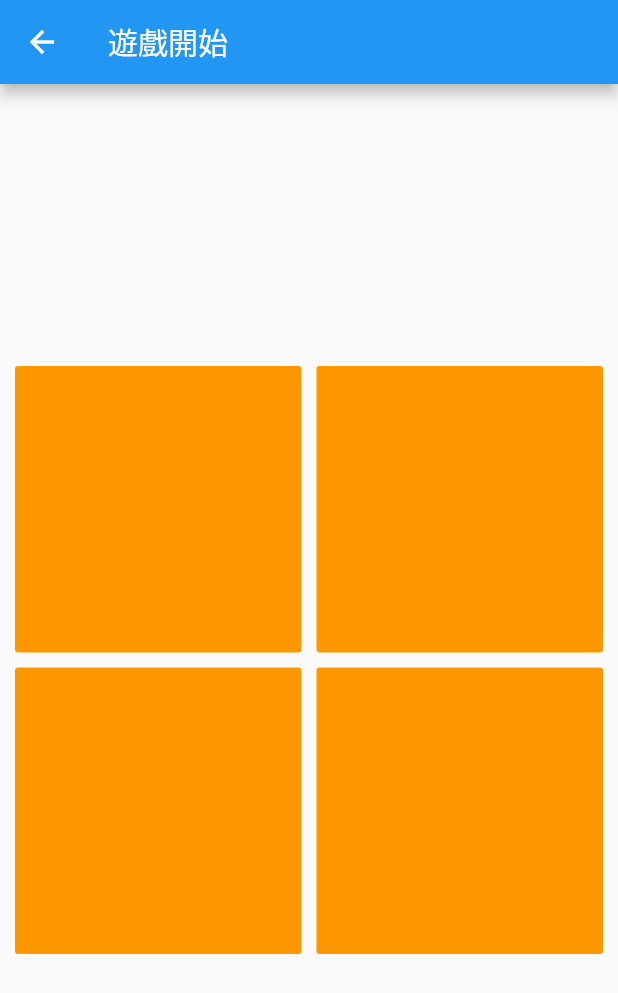
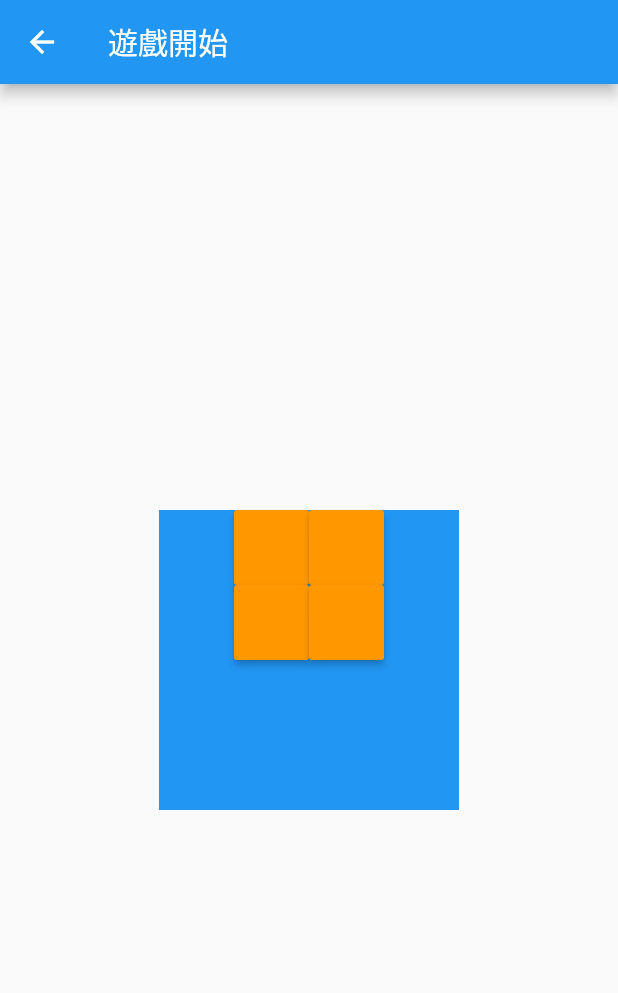
Before and after one commit to wu-yi-ting/ColorGame, a Flutter app: the GamePage screen opened by its route, on a phone screen of 412 x 824 dp. Shown: the top 993 px of the screen. Run offline on Flutter 3.47's test engine with Material 2 defaults, Android fonts, the phone set to English and light mode, and no system bars.

Commit message:
動態添加陣列

```diff
--- a/lib/game.dart
+++ b/lib/game.dart
@@ -1,4 +1,6 @@
 import 'package:flutter/material.dart';
+
+const int _blockNumber = 9;
 
 class GamePage extends StatelessWidget {
   @override
@@ -16,49 +18,47 @@ class _GamePage extends StatelessWidget {
   @override
   Widget build(BuildContext context) {
     return Center(
-      child: _createGridView(),
-
-//      child: RaisedButton(
-//        child: Text('返回首頁'),
-//        onPressed: () {
-//          Navigator.pop(context);
-//        },
-//      ),
+      child: GameBoard(),
     );
   }
 }
 
-Widget _createGridView() {
-  return GridView.builder(
-    itemCount: 4,
-    //TODO:動態調整
-    shrinkWrap: true,
-    padding: EdgeInsets.all(10),
-    // padding
-    gridDelegate: SliverGridDelegateWithFixedCrossAxisCount(
-      crossAxisCount: 2, // 每一行的个数
-      mainAxisSpacing: 10, // 间距
-      crossAxisSpacing: 10,
-    ),
-    itemBuilder: (context, index) {
-      return Container(
-        alignment: Alignment.center,
-        child: AspectRatio(
-            aspectRatio: 1, // 宽高比
-            child: _ColorRect()),
-      );
-    },
-  );
+const int BOARD_HEIGHT = 2;
+const int BOARD_WIDTH = 2;
+
+class GameBoard extends StatelessWidget {
+  const GameBoard({Key key}) : super(key: key);
+
+  @override
+  Widget build(BuildContext context) {
+    return Container(
+      height: 200,
+      width: 200,
+      color: Colors.blue,
+      child: Column(
+        children: <Widget>[
+          for (var j = 0; j < BOARD_HEIGHT; j++)
+            Row(
+              mainAxisAlignment: MainAxisAlignment.center,
+              children: <Widget>[
+                for (var i = 0; i < BOARD_WIDTH; i++)
+                  _ColorRect(),
+              ],
+            ),
+        ],
+      ),
+    );
+  }
 }
 
 class _ColorRect extends StatelessWidget {
   @override
   Widget build(BuildContext context) {
-    return FlatButton(
+    return MaterialButton(
       color: Colors.orange, //顏色要random
-      child: AspectRatio(
-        aspectRatio: 1 / 1,
-      ),
+
+      height: 50,
+      minWidth: 50,
       onPressed: () {
         //TODO: 按對 加1分 並重新刷新畫面
         //按錯沒反應
--- a/pubspec.yaml
+++ b/pubspec.yaml
@@ -14,7 +14,7 @@ description: A new Flutter application.
 version: 1.0.0+1
 
 environment:
-  sdk: ">=2.1.0 <3.0.0"
+  sdk: ">=2.6.0 <3.0.0"
 
 dependencies:
   flutter:
```
Also changed, not shown: pubspec.lock, 1 other file.
